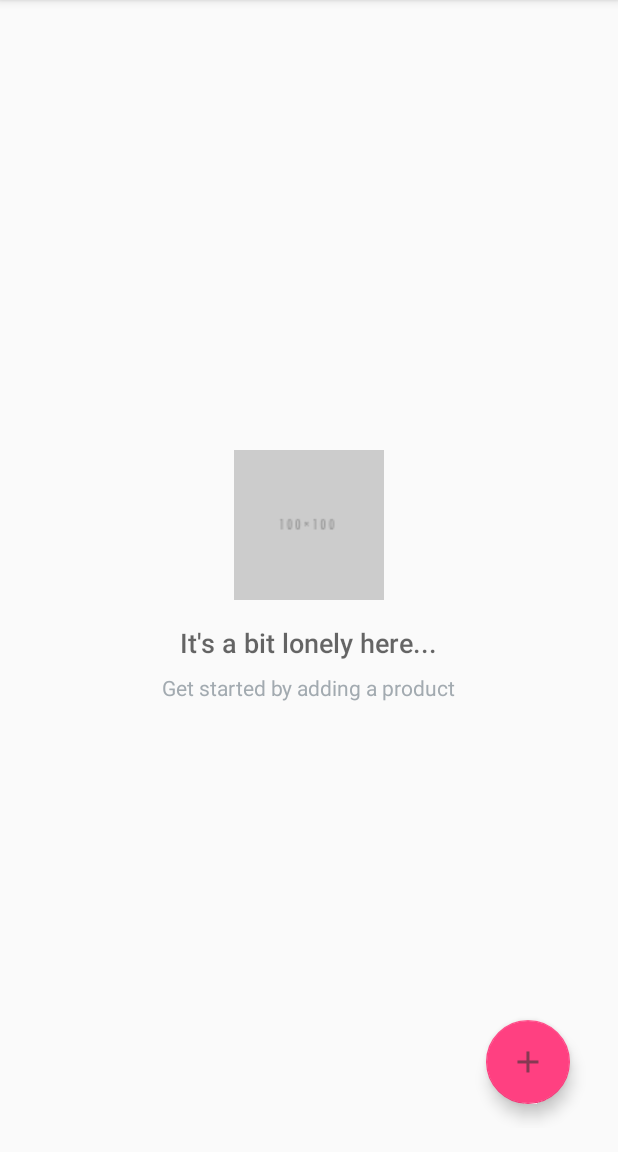
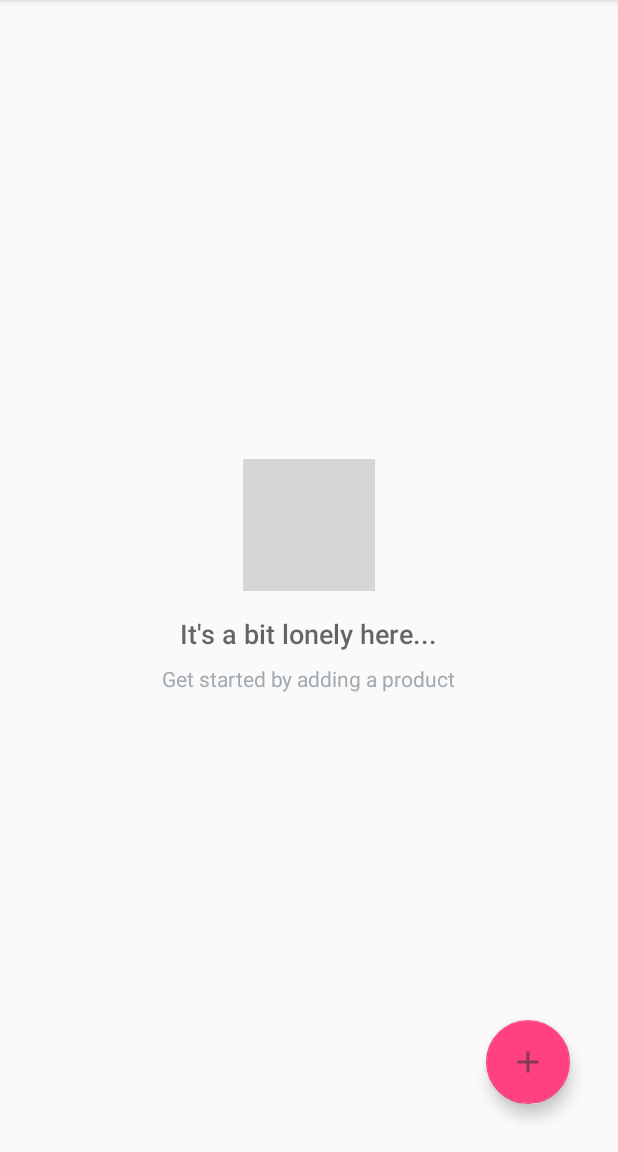
Before and after one commit to mvnshrikanth/ShopInventory, an Android app: the screen it shows after launch (MainActivity), on a phone screen of 412 x 824 dp, the part 84-1236 px from its top. Run offline under Robolectric (Android 15) with nearby library versions, the phone set to English and light mode, and no system bars; our stand-ins replace Picasso; grey boxes are pictures that could not be loaded.

Commit message:
dummy data inserted list loader in progress

```diff
--- a/app/src/main/AndroidManifest.xml
+++ b/app/src/main/AndroidManifest.xml
@@ -15,6 +15,10 @@
                 <category android:name="android.intent.category.LAUNCHER" />
             </intent-filter>
         </activity>
+        <provider
+            android:name=".data.StockProvider"
+            android:authorities="com.example.kaka.shopinventory"
+            android:exported="false" />
     </application>
 
 </manifest>
--- a/app/src/main/java/com/example/kaka/shopinventory/MainActivity.java
+++ b/app/src/main/java/com/example/kaka/shopinventory/MainActivity.java
@@ -1,13 +1,106 @@
 package com.example.kaka.shopinventory;
 
+import android.app.LoaderManager;
+import android.content.ContentValues;
+import android.content.CursorLoader;
+import android.content.Loader;
+import android.database.Cursor;
+import android.net.Uri;
+import android.os.Bundle;
+import android.support.design.widget.FloatingActionButton;
 import android.support.v7.app.AppCompatActivity;
-import android.os.Bundle;
+import android.util.Log;
+import android.view.View;
+import android.widget.AdapterView;
+import android.widget.ListView;
+import android.widget.Toast;
 
-public class MainActivity extends AppCompatActivity {
+import com.example.kaka.shopinventory.data.StockContract.StockEntry;
+
+public class MainActivity extends AppCompatActivity implements
+        LoaderManager.LoaderCallbacks<Cursor> {
+
+    public static final String LOG_TAG = MainActivity.class.getSimpleName();
+
+    private static final int STOCK_LOADER = 0;
+    StockCursorAdapter mStockCursorAdapter;
 
     @Override
     protected void onCreate(Bundle savedInstanceState) {
         super.onCreate(savedInstanceState);
         setContentView(R.layout.activity_main);
+
+        ListView listView = (ListView) findViewById(R.id.product_list);
+
+        View emptyView = findViewById(R.id.empty_view);
+        listView.setEmptyView(emptyView);
+
+        mStockCursorAdapter = new StockCursorAdapter(this, null);
+        listView.setAdapter(mStockCursorAdapter);
+
+        listView.setOnItemClickListener(new AdapterView.OnItemClickListener() {
+            @Override
+            public void onItemClick(AdapterView<?> parent, View view, int position, long id) {
+                Toast.makeText(MainActivity.this, "Clicked on a item" + position, Toast.LENGTH_SHORT).show();
+            }
+        });
+
+        FloatingActionButton floatingActionButton = (FloatingActionButton) findViewById(R.id.fab);
+        floatingActionButton.setOnClickListener(new View.OnClickListener() {
+            @Override
+            public void onClick(View v) {
+                insertDummyStock();
+            }
+        });
+
+        getLoaderManager().initLoader(STOCK_LOADER, null, this);
+    }
+
+
+    private void insertDummyStock() {
+        ContentValues contentValues = new ContentValues();
+        contentValues.put(StockEntry.COLUMN_PRODUCT_NAME, "Computer Keyboard");
+        contentValues.put(StockEntry.COLUMN_PRICE, 50);
+        contentValues.put(StockEntry.COLUMN_QUANTITY, 5);
+        contentValues.put(StockEntry.COLUMN_IMAGE, R.drawable.shop);
+        contentValues.put(StockEntry.COLUMN_SUPPLIER_NAME, "Dell Computers");
+        contentValues.put(StockEntry.COLUMN_SUPPLIER_EMAIL, "mvnshrikanth@gmail.com");
+
+        Uri uri = getContentResolver().insert(StockEntry.CONTENT_URI, contentValues);
+    }
+
+    private void deleteAllStock() {
+        int rowsDeleted = getContentResolver().delete(StockEntry.CONTENT_URI, null, null);
+        Log.v(LOG_TAG, rowsDeleted + " rows deleted from pet database");
+    }
+
+    @Override
+    public Loader<Cursor> onCreateLoader(int id, Bundle args) {
+
+        String[] projection = {
+                StockEntry._ID,
+                StockEntry.COLUMN_PRODUCT_NAME,
+                StockEntry.COLUMN_PRICE,
+                StockEntry.COLUMN_QUANTITY,
+                StockEntry.COLUMN_IMAGE,
+                StockEntry.COLUMN_SUPPLIER_NAME,
+                StockEntry.COLUMN_SUPPLIER_EMAIL
+        };
+        return new CursorLoader(this,
+                StockEntry.CONTENT_URI,
+                projection,
+                null,
+                null,
+                null);
+    }
+
+    @Override
+    public void onLoadFinished(Loader<Cursor> loader, Cursor data) {
+        mStockCursorAdapter.swapCursor(data);
+    }
+
+    @Override
+    public void onLoaderReset(Loader<Cursor> loader) {
+        mStockCursorAdapter.swapCursor(null);
     }
 }
--- a/app/src/main/res/layout/activity_main.xml
+++ b/app/src/main/res/layout/activity_main.xml
@@ -24,10 +24,10 @@
 
         <ImageView
             android:id="@+id/empty_shop_image"
-            android:layout_width="wrap_content"
-            android:layout_height="wrap_content"
+            android:layout_width="@dimen/list_item_height"
+            android:layout_height="@dimen/list_item_height"
             android:layout_centerHorizontal="true"
-            android:src="@drawable/no_image_100x100" />
+            android:src="@drawable/shop" />
 
         <TextView
             android:id="@+id/empty_title_text"
```
Also changed, not shown: app/src/main/java/com/example/kaka/shopinventory/DetailActivity.java (+22 -1 lines), app/src/main/java/com/example/kaka/shopinventory/data/StockDbHelper.java (+4 -4 lines).
